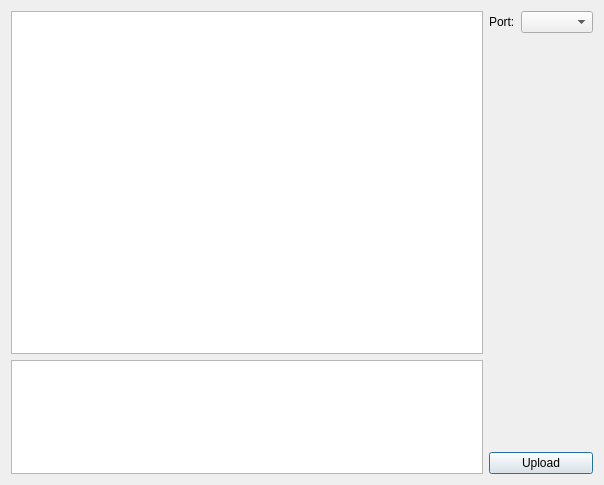
First picture: the form in src/apps/qupgrade/dialog.ui, repository LorenzMeier/qupgrade, before the edit.
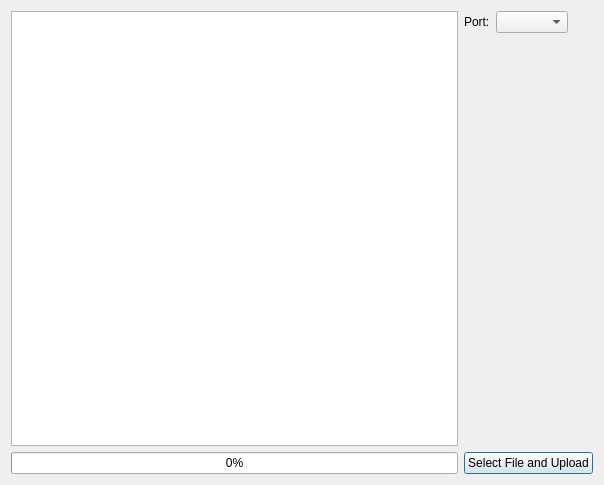
Second picture: the form after the edit.

What changed in the file:
```diff
--- a/src/apps/qupgrade/dialog.ui
+++ b/src/apps/qupgrade/dialog.ui
@@ -15,16 +15,23 @@
   </property>
   <layout class="QHBoxLayout" name="horizontalLayout_2">
    <item>
-    <layout class="QVBoxLayout" name="verticalLayout" stretch="3,1">
+    <layout class="QVBoxLayout" name="verticalLayout" stretch="3,0">
      <item>
-      <widget class="QPlainTextEdit" name="recvEdit">
+      <widget class="QPlainTextEdit" name="upgradeLog">
+       <property name="readOnly">
+        <bool>true</bool>
+       </property>
        <property name="maximumBlockCount">
         <number>800</number>
        </property>
       </widget>
      </item>
      <item>
-      <widget class="QPlainTextEdit" name="sendEdit"/>
+      <widget class="QProgressBar" name="upgradeProgressBar">
+       <property name="value">
+        <number>0</number>
+       </property>
+      </widget>
      </item>
     </layout>
    </item>
@@ -66,7 +73,7 @@
      <item>
       <widget class="QPushButton" name="uploadButton">
        <property name="text">
-        <string>Upload</string>
+        <string>Select File and Upload</string>
        </property>
       </widget>
      </item>
```
